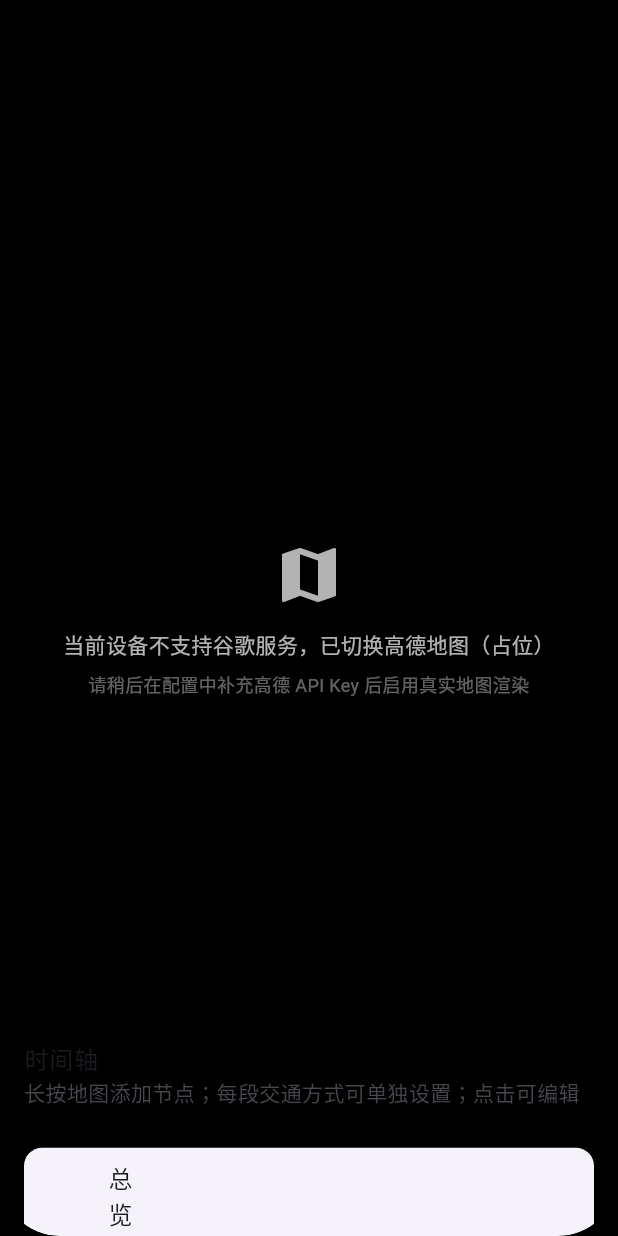
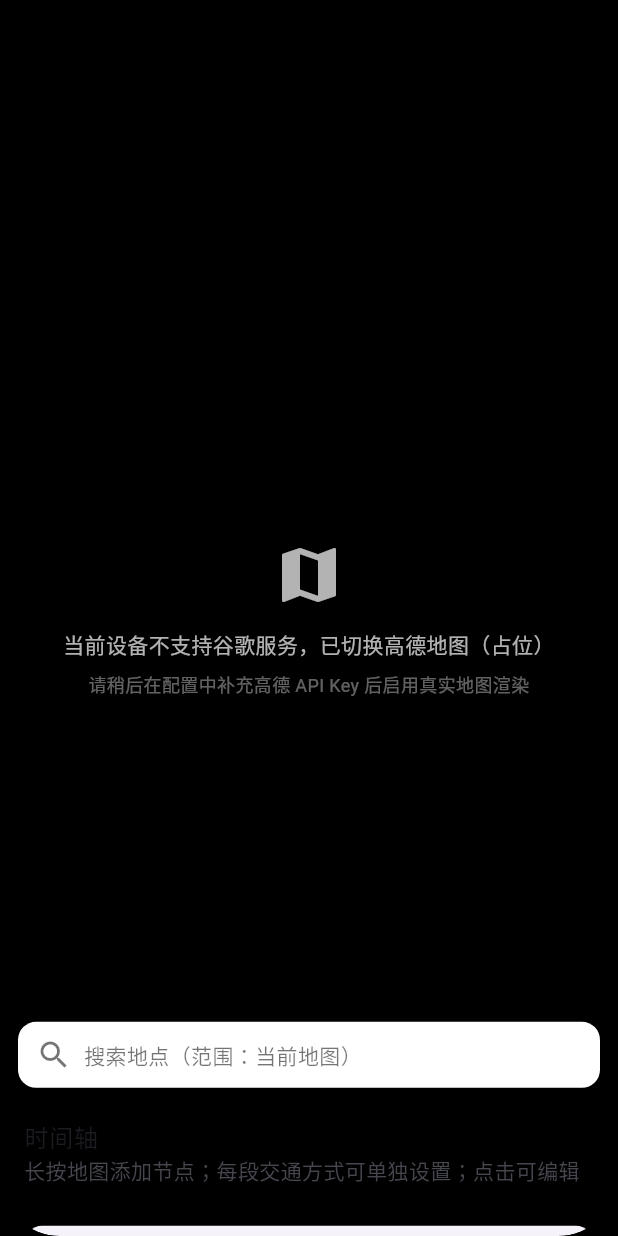
Before and after one commit to SoiGitRepo/Travel-Planner, a Flutter app: the screen it shows after launch, on a phone screen of 412 x 824 dp. Run offline on Flutter 3.47's test engine with Material 3 defaults, Android fonts, the phone set to English and light mode, and no system bars; our stand-ins replace flutter_dotenv, flutter_riverpod, go_router, google_maps_flutter, hive, hive_flutter; missing offline and left inert: flutter_polyline_points, google_api_availability, liquid_glass_renderer; accounts and stored records are empty.

Commit message:
feat: 面板内搜索与详情页；时间轴顶部搜索入口与返回切换；节点点击即放大

```diff
--- a/lib/features/map/view/timeline_panel.dart
+++ b/lib/features/map/view/timeline_panel.dart
@@ -3,6 +3,7 @@
 import 'package:flutter/material.dart';
 import 'package:flutter_riverpod/flutter_riverpod.dart';
 import 'package:liquid_glass_renderer/liquid_glass_renderer.dart';
+import 'package:google_maps_flutter/google_maps_flutter.dart';
 import 'package:travel_planner/core/widgets/glassy/glassy.dart';
 import '../../plan/data/plan_io.dart';
 import 'package:go_router/go_router.dart';
@@ -11,6 +12,8 @@
 import '../../../core/models/transport_segment.dart';
 import '../../plan/presentation/plan_controller.dart';
 import 'providers.dart';
+import 'panel_search.dart';
+import 'place_detail_panel.dart';
 
 class TimelinePanel extends ConsumerWidget {
   final DraggableScrollableController controller;
@@ -21,6 +24,7 @@
     final planAsync = ref.watch(planControllerProvider);
     final nodesRaw = planAsync.valueOrNull?.currentPlan.nodes ?? const [];
     final segs = planAsync.valueOrNull?.currentPlan.segments ?? const [];
+    final page = ref.watch(panelPageProvider);
     // 按到达时间排序（未设定时间的放在最后，按原序）
     final nodes = List.of(nodesRaw);
     nodes.sort((a, b) {
@@ -75,7 +79,8 @@
               padding: EdgeInsets.only(bottom: bottomSafe),
               child: CustomScrollView(
                 controller: scrollController,
-                slivers: [
+                slivers: () {
+                  final slivers = <Widget>[
                     const SliverToBoxAdapter(child: SizedBox(height: 8)),
                     SliverToBoxAdapter(
                       child: Center(
@@ -89,13 +94,77 @@
                       ),
                     ),
                     const SliverToBoxAdapter(child: SizedBox(height: 8)),
+                  ];
+                  // 顶部头部：返回或搜索入口
+                  if (page == PanelPage.timeline) {
+                    slivers.add(
+                      SliverToBoxAdapter(
+                        child: Padding(
+                          padding: const EdgeInsets.symmetric(horizontal: 12),
+                          child: InkWell(
+                            borderRadius: BorderRadius.circular(12),
+                            onTap: () => ref.read(panelPageProvider.notifier).state = PanelPage.search,
+                            child: Container(
+                              padding: const EdgeInsets.symmetric(horizontal: 12, vertical: 10),
+                              decoration: BoxDecoration(
+                                color: Colors.white,
+                                borderRadius: BorderRadius.circular(12),
+                                boxShadow: [
+                                  BoxShadow(color: Colors.black.withOpacity(0.05), blurRadius: 8, offset: const Offset(0, 2)),
+                                ],
+                              ),
+                              child: const Row(
+                                children: [
+                                  Icon(Icons.search, color: Colors.black54),
+                                  SizedBox(width: 8),
+                                  Expanded(child: Text('搜索地点（范围：当前地图）', style: TextStyle(color: Colors.black54))),
+                                ],
+                              ),
+                            ),
+                          ),
+                        ),
+                      ),
+                    );
+                    slivers.add(const SliverToBoxAdapter(child: SizedBox(height: 8)));
+                    slivers.add(
                       const SliverToBoxAdapter(
                         child: ListTile(
                           title: Text('时间轴'),
                           subtitle: Text('长按地图添加节点；每段交通方式可单独设置；点击可编辑'),
                         ),
                       ),
-                  // 总览卡片与添加日期计划入口
+                    );
+                  } else {
+                    slivers.add(
+                      SliverToBoxAdapter(
+                        child: ListTile(
+                          leading: IconButton(
+                            icon: const Icon(Icons.arrow_back),
+                            onPressed: () => ref.read(panelPageProvider.notifier).state = PanelPage.timeline,
+                          ),
+                          title: Text(page == PanelPage.search ? '搜索' : '地点详情'),
+                        ),
+                      ),
+                    );
+                  }
+
+                  if (page == PanelPage.search) {
+                    slivers.add(
+                      const SliverFillRemaining(
+                        hasScrollBody: true,
+                        child: PanelSearch(),
+                      ),
+                    );
+                    return slivers;
+                  }
+                  if (page == PanelPage.detail) {
+                    slivers.add(
+                      const SliverToBoxAdapter(child: PlaceDetailPanel()),
+                    );
+                    return slivers;
+                  }
+                  // 总览卡片与添加日期计划入口（仅时间轴页）
+                  slivers.add(
                     SliverToBoxAdapter(
                       child: Padding(
                         padding: const EdgeInsets.symmetric(horizontal: 12, vertical: 8),
@@ -204,61 +273,24 @@
                         ),
                       ),
                     ),
-                  const SliverToBoxAdapter(child: Divider(height: 1)),
-                  // 选中地点信息面板（若有）
+                  );
+                  slivers.add(const SliverToBoxAdapter(child: Divider(height: 1)));
+                  // 选中地点信息面板（仅时间轴页展示旧卡片，详情页已替代）
+                  slivers.add(
                     SliverToBoxAdapter(
                       child: Builder(builder: (context) {
+                        if (page != PanelPage.timeline) return const SizedBox.shrink();
                         final selected = ref.watch(selectedPlaceProvider);
                         if (selected == null) return const SizedBox.shrink();
-                      final inPlan = selected.nodeId != null;
-                      return Padding(
-                        padding: const EdgeInsets.symmetric(
-                            horizontal: 12, vertical: 8),
-                        child: Card(
-                          child: ListTile(
-                            leading: const Icon(Icons.place),
-                            title: Text(selected.title),
-                            subtitle: Text(
-                                '${selected.point.lat.toStringAsFixed(5)}, ${selected.point.lng.toStringAsFixed(5)}'),
-                            trailing: Wrap(spacing: 8, children: [
-                              IconButton(
-                                tooltip: inPlan ? '从计划中移除' : '加入计划',
-                                icon: Icon(inPlan ? Icons.remove : Icons.add),
-                                onPressed: () async {
-                                  if (inPlan) {
-                                    await ref
-                                        .read(planControllerProvider.notifier)
-                                        .deleteNode(selected.nodeId!);
-                                  } else {
-                                    await ref
-                                        .read(planControllerProvider.notifier)
-                                        .addNodeAt(
-                                          selected.point,
-                                          title: selected.title,
-                                          mode: ref.read(transportModeProvider),
-                                        );
-                                  }
-                                  ref
-                                      .read(selectedPlaceProvider.notifier)
-                                      .state = null;
-                                },
-                              ),
-                              IconButton(
-                                tooltip: '关闭',
-                                icon: const Icon(Icons.close),
-                                onPressed: () => ref
-                                    .read(selectedPlaceProvider.notifier)
-                                    .state = null,
-                              ),
-                            ]),
-                          ),
+                        return const PlaceDetailPanel();
+                      }),
                     ),
                   );
-                    }),
-                  ),
+                  slivers.add(
                     SliverList(
                       delegate: SliverChildBuilderDelegate(
                         (context, index) {
+                          if (page != PanelPage.timeline) return const SizedBox.shrink();
                           // 防御：当节点列表为空时，不应构建任何子项（理论上 childCount=0 已避免触发）
                           if (nodes.isEmpty) return const SizedBox.shrink();
                           if (index.isEven) {
@@ -293,13 +325,24 @@
                                 subtitle: Text(
                                   '${n.point.lat.toStringAsFixed(5)}, ${n.point.lng.toStringAsFixed(5)}  · 到达 $timeStr${n.stayDurationMinutes != null ? ' · 停留 ${n.stayDurationMinutes} 分钟' : ''}',
                                 ),
-                              onTap: () {
+                                onTap: () async {
                                   ref.read(selectedPlaceProvider.notifier).state =
                                       SelectedPlace(
                                         nodeId: n.id,
                                         title: n.title,
                                         point: n.point,
                                       );
+                                  ref.read(panelPageProvider.notifier).state = PanelPage.detail;
+                                  final c = ref.read(mapControllerProvider);
+                                  if (c != null) {
+                                    await c.animateCamera(
+                                      CameraUpdate.newCameraPosition(
+                                        CameraPosition(target: LatLng(n.point.lat, n.point.lng), zoom: 16),
+                                      ),
+                                    );
+                                    await Future.delayed(const Duration(milliseconds: 50));
+                                    c.showMarkerInfoWindow(MarkerId(n.id));
+                                  }
                                 },
                                 trailing: Wrap(
                                   spacing: 8,
@@ -530,7 +573,9 @@
                         childCount: nodes.isEmpty ? 0 : (nodes.length * 2 - 1),
                       ),
                     ),
-                ],
+                  );
+                  return slivers;
+                }(),
               ),
             ).glassy(
               borderRadius: 40,
```
Also changed, not shown: lib/features/map/view/panel_search.dart (added, +147 -0 lines), lib/features/map/view/place_detail_panel.dart (added, +119 -0 lines). Lines whose indentation alone changed are shown as unchanged.
